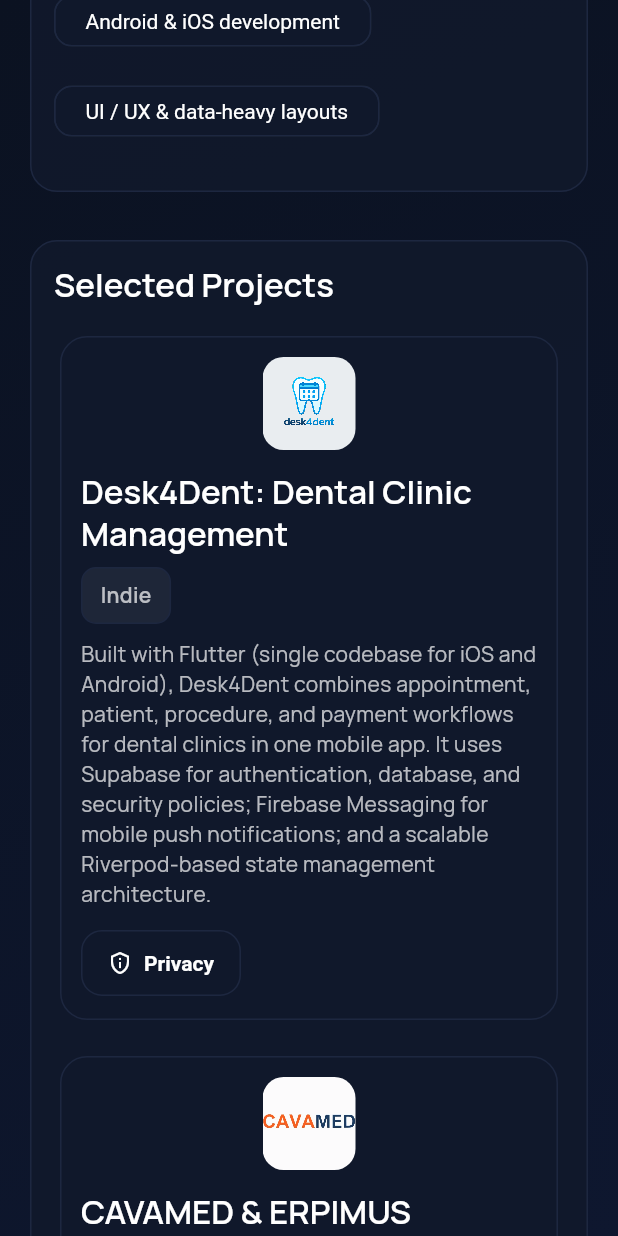
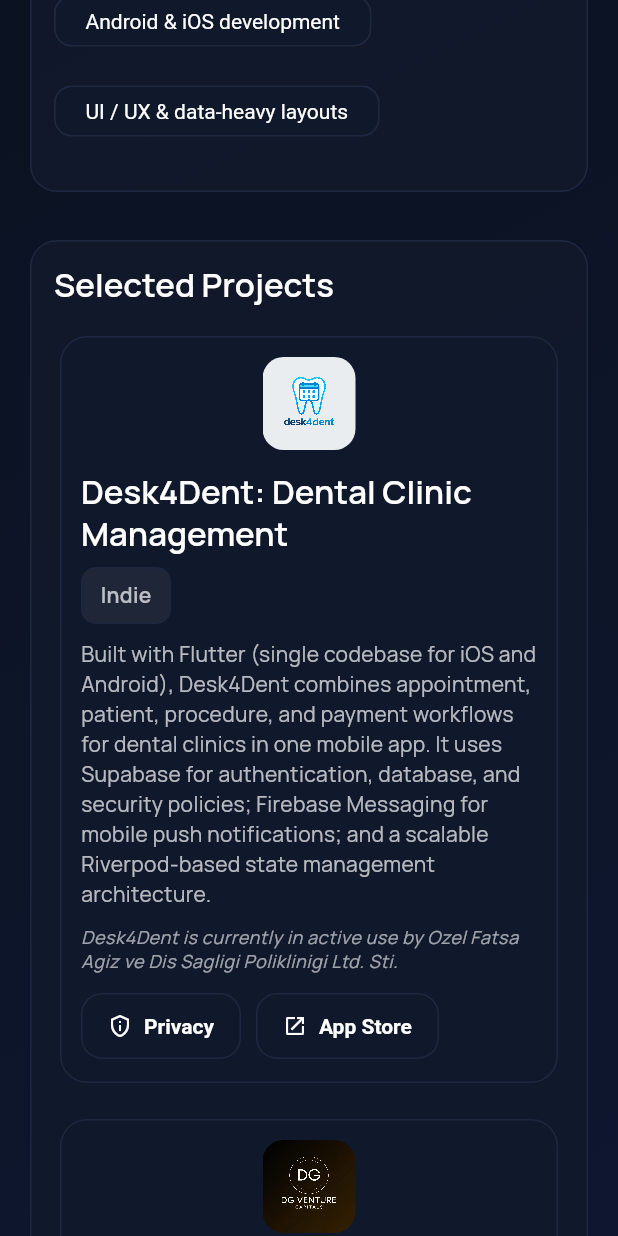
Before and after one commit to BugraKaanSaglam/bugrakaansaglam_website, a Flutter app: the screen it shows after launch, scrolled down 2304 dp, on a phone screen of 412 x 824 dp. Run offline on Flutter 3.47's test engine with Material 3 defaults, Android fonts, the phone set to English and light mode, and no system bars; our stand-ins replace easy_localization, go_router, google_fonts.

Commit message:
publish commit

```diff
--- a/lib/features/portfolio/data/portfolio_content.dart
+++ b/lib/features/portfolio/data/portfolio_content.dart
@@ -371,8 +371,34 @@
     ),
     tags: const [],
     iconAsset: 'assets/images/desk4denticon.png',
+    links: const [
+      ProjectLink(
+        label: 'App Store',
+        url: 'https://apps.apple.com/us/app/desk4dent/id6759098204',
+      ),
+    ],
     meta: const LocalizedText(en: 'Indie', tr: 'Indie'),
+    finePrint: const LocalizedText(
+      en: 'Desk4Dent is currently in active use by Ozel Fatsa Agiz ve Dis Sagligi Poliklinigi Ltd. Sti.',
+      tr: 'Desk4Dent, Özel Fatsa Ağız ve Diş Sağlığı Polikliniği Ltd. Şti. tarafından güncel olarak aktif kullanılmaktadır.',
+    ),
     privacyDoc: _privacyDocs.firstWhere((doc) => doc.slug == 'desk4dent'),
+  ),
+  Project(
+    title: const LocalizedText(en: 'DuruGlobal', tr: 'DuruGlobal'),
+    description: const LocalizedText(
+      en: 'In the Flutter-based Duru Global mobile/web app, I designed and implemented end-to-end multi-tenant architecture on Supabase, including role-based authorization (super admin/admin/moderator/agent), RLS policies, and trigger-level publishing safeguards. I integrated a moderation workflow into the admin panel where listings created/updated by non-superadmin users are automatically moved to pending review and published only after super admin approval. On iOS/Android, I optimized Firebase (Core/Messaging), APNS-compatible notifications, app_links deep linking, photo/video media uploads, multilingual support (TR/EN/DE/AR), and onboarding with responsive design principles. I also built public privacy-policy, email verification, reset-password, and account-deletion pages for legal/operational compliance; during release, I resolved CocoaPods/Xcode dependency issues and finalized required Info.plist privacy purpose strings for App Store Connect compatibility.',
+      tr: 'Flutter tabanlı Duru Global mobil/web uygulamasında çok kiracılı (multi-tenant) mimariyi Supabase ile uçtan uca kurgulayarak rol bazlı yetkilendirme (super admin/admin/moderatör/agent), RLS politikaları ve trigger seviyesinde yayın güvenliği geliştirdim; non-superadmin kullanıcıların eklediği/güncellediği ilanları otomatik olarak pending review akışına alıp super admin onayıyla yayına çıkan moderasyon sistemini admin paneline entegre ettim. iOS/Android tarafında Firebase (Core/Messaging), APNS-uyumlu bildirim altyapısı, app_links deep link entegrasyonu, medya yükleme (foto/video), çoklu dil desteği (TR/EN/DE/AR) ve onboarding deneyimini responsive tasarım prensipleriyle optimize ettim. Ayrıca public privacy-policy, email verification, reset-password ve account-deletion sayfalarını geliştirerek yasal/operasyonel gereksinimleri karşıladım; release sürecinde CocoaPods/Xcode bağımlılık sorunlarını çözüp App Store Connect uyumluluğu için gerekli Info.plist privacy purpose string düzeltmelerini tamamlayarak dağıtım kalitesini artırdım.',
+    ),
+    tags: const [],
+    iconAsset: 'assets/images/duruglobalicon.jpeg',
+    links: const [
+      ProjectLink(
+        label: 'Privacy Policy',
+        url: 'https://venturecapitalsdg.com/privacy-policy/',
+      ),
+    ],
+    meta: const LocalizedText(en: 'Indie', tr: 'Indie'),
   ),
   Project(
     title: const LocalizedText(
--- a/lib/features/portfolio/domain/portfolio_models.dart
+++ b/lib/features/portfolio/domain/portfolio_models.dart
@@ -24,6 +24,7 @@
     this.iconAsset,
     this.links = const [],
     this.meta,
+    this.finePrint,
     this.privacyDoc,
   });
 
@@ -33,6 +34,7 @@
   final String? iconAsset;
   final List<ProjectLink> links;
   final LocalizedText? meta;
+  final LocalizedText? finePrint;
   final PrivacyDoc? privacyDoc;
 }
 
--- a/lib/features/portfolio/presentation/widgets/project_card.dart
+++ b/lib/features/portfolio/presentation/widgets/project_card.dart
@@ -56,6 +56,16 @@
           project.description.ofLocale(locale),
           style: theme.textTheme.bodyMedium?.copyWith(color: Colors.white70),
         ),
+        if (project.finePrint != null) ...[
+          const SizedBox(height: 10),
+          Text(
+            project.finePrint!.ofLocale(locale),
+            style: theme.textTheme.bodySmall?.copyWith(
+              color: Colors.white60,
+              fontStyle: FontStyle.italic,
+            ),
+          ),
+        ],
         if (project.tags.isNotEmpty) ...[
           const SizedBox(height: 12),
           Wrap(
```
Also changed, not shown: assets/images/duruglobalicon.jpeg (added).
